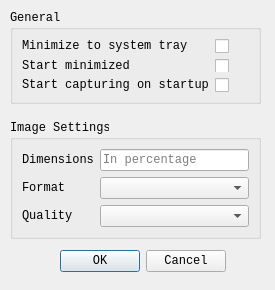
Before: the Qt Designer form appsettings.ui in Abijeet/screen-cap, drawn with Qt 5.
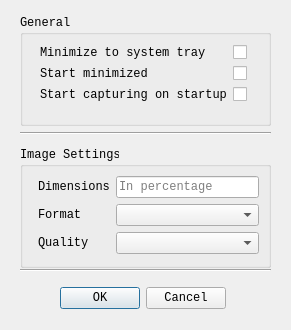
After: the same form once the commit is applied. Icons and pictures are not drawn.

Commit message: Added functionality to take a screenshot whenever the user stops or quits screen-cap

```diff
--- a/appsettings.ui
+++ b/appsettings.ui
@@ -6,8 +6,8 @@
    <rect>
     <x>0</x>
     <y>0</y>
-    <width>275</width>
-    <height>290</height>
+    <width>291</width>
+    <height>330</height>
    </rect>
   </property>
   <property name="sizePolicy">
@@ -18,14 +18,14 @@
   </property>
   <property name="minimumSize">
    <size>
-    <width>275</width>
-    <height>290</height>
+    <width>291</width>
+    <height>330</height>
    </size>
   </property>
   <property name="maximumSize">
    <size>
-    <width>275</width>
-    <height>290</height>
+    <width>291</width>
+    <height>330</height>
    </size>
   </property>
   <property name="font">
@@ -50,7 +50,7 @@
    <property name="geometry">
     <rect>
      <x>60</x>
-     <y>250</y>
+     <y>287</y>
      <width>166</width>
      <height>22</height>
     </rect>
@@ -63,12 +63,15 @@
    </property>
   </widget>
   <widget class="QGroupBox" name="groupBox">
+   <property name="enabled">
+    <bool>true</bool>
+   </property>
    <property name="geometry">
     <rect>
-     <x>10</x>
-     <y>120</y>
+     <x>20</x>
+     <y>147</y>
      <width>251</width>
-     <height>119</height>
+     <height>121</height>
     </rect>
    </property>
    <property name="sizePolicy">
@@ -77,11 +80,27 @@
      <verstretch>0</verstretch>
     </sizepolicy>
    </property>
+   <property name="styleSheet">
+    <string notr="true"/>
+   </property>
    <property name="title">
     <string>Image Settings</string>
    </property>
+   <property name="flat">
+    <bool>false</bool>
+   </property>
    <layout class="QFormLayout" name="formLayout_3">
-    <item row="0" column="0" colspan="2">
+    <item row="0" column="0">
+     <widget class="QFrame" name="frame">
+      <property name="frameShape">
+       <enum>QFrame::StyledPanel</enum>
+      </property>
+      <property name="frameShadow">
+       <enum>QFrame::Raised</enum>
+      </property>
+     </widget>
+    </item>
+    <item row="0" column="1">
      <layout class="QFormLayout" name="formLayout">
       <property name="fieldGrowthPolicy">
        <enum>QFormLayout::AllNonFixedFieldsGrow</enum>
@@ -151,15 +170,27 @@
   <widget class="QGroupBox" name="groupBox_2">
    <property name="geometry">
     <rect>
-     <x>10</x>
-     <y>10</y>
+     <x>20</x>
+     <y>15</y>
      <width>251</width>
-     <height>94</height>
+     <height>111</height>
     </rect>
    </property>
+   <property name="styleSheet">
+    <string notr="true"/>
+   </property>
    <property name="title">
     <string>General</string>
    </property>
+   <widget class="QWidget" name="">
+    <property name="geometry">
+     <rect>
+      <x>20</x>
+      <y>30</y>
+      <width>214</width>
+      <height>74</height>
+     </rect>
+    </property>
    <layout class="QFormLayout" name="formLayout_2">
     <item row="0" column="0">
      <widget class="QLabel" name="lblMinimizeToTray">
@@ -243,6 +274,33 @@
      </widget>
     </item>
    </layout>
+   </widget>
+  </widget>
+  <widget class="Line" name="line">
+   <property name="geometry">
+    <rect>
+     <x>20</x>
+     <y>123</y>
+     <width>251</width>
+     <height>20</height>
+    </rect>
+   </property>
+   <property name="orientation">
+    <enum>Qt::Horizontal</enum>
+   </property>
+  </widget>
+  <widget class="Line" name="line_2">
+   <property name="geometry">
+    <rect>
+     <x>20</x>
+     <y>260</y>
+     <width>251</width>
+     <height>20</height>
+    </rect>
+   </property>
+   <property name="orientation">
+    <enum>Qt::Horizontal</enum>
+   </property>
   </widget>
  </widget>
  <resources>
```
Left out of the diff: 32 changed lines with no effect on the pictures. Lines whose indentation alone changed are shown as unchanged. The commit also changes 2 other files.
